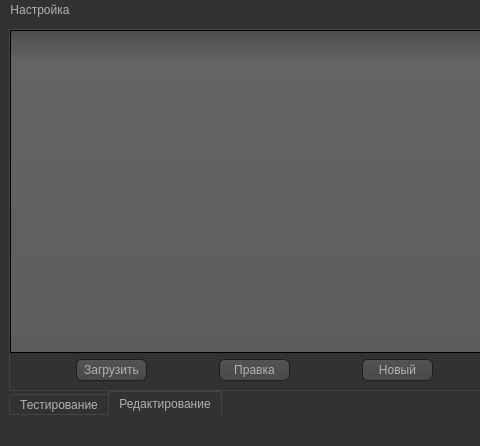
Qt form mainwindow.ui (BMUlyashev/f1772) before a commit; both pictures show x 0 to 480 and y 0 to 446 of the 939 by 446 pixel window.
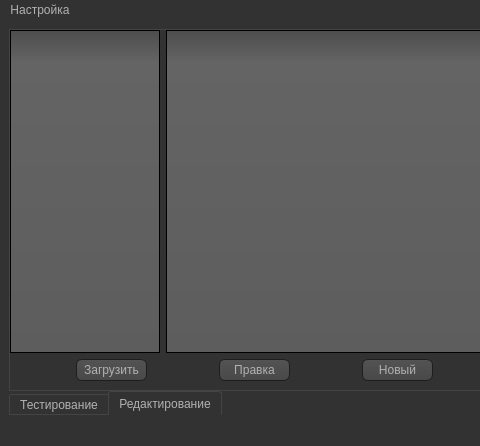
The same form after that commit. The open tabs and pages were chosen to show the change. Icons and pictures are not drawn.

Commit message: Add Style. Save name channel

Diff of the .ui file:
```diff
--- a/mainwindow.ui
+++ b/mainwindow.ui
@@ -98,6 +98,101 @@
     /*border: 2px solid QLinearGradient( x1: 0, y1: 0, x2: 0, y2: 1, stop: 0 #ffa02f, stop: 1 #d7801a);*/
 }
 
+/* QSpinBox*/
+/*-----QSpinBox &amp; QDateTimeEdit-----*/
+QSpinBox,
+QDateTimeEdit 
+{
+    background-color: #131313;
+	color : #eee;
+	border: 1px solid #343434;
+	padding: 3px;
+	padding-left: 5px;
+    border-radius : 2px;
+
+}
+
+
+QSpinBox::up-button, 
+QDateTimeEdit::up-button
+{
+	border-top-right-radius:2px;
+	background-color: #777777;
+    width: 16px; 
+    border-width: 1px;
+
+}
+
+
+QSpinBox::up-button:hover, 
+QDateTimeEdit::up-button:hover
+{
+	background-color: #585858;
+
+}
+
+
+QSpinBox::up-button:pressed, 
+QDateTimeEdit::up-button:pressed
+{
+	background-color: #252525;
+    width: 16px; 
+    border-width: 1px;
+
+}
+
+
+QSpinBox::up-arrow,
+QDateTimeEdit::up-arrow
+{
+    image: url(:/img/img/arrowUp.png);
+    width: 7px;
+    height: 7px;
+
+}
+
+
+QSpinBox::down-button, 
+QDateTimeEdit::down-button
+{
+	border-bottom-right-radius:2px;
+	background-color: #777777;
+    width: 16px; 
+    border-width: 1px;
+
+}
+
+
+QSpinBox::down-button:hover, 
+QDateTimeEdit::down-button:hover
+{
+	background-color: #585858;
+
+}
+
+
+QSpinBox::down-button:pressed, 
+QDateTimeEdit::down-button:pressed
+{
+	background-color: #252525;
+    width: 16px; 
+    border-width: 1px;
+
+}
+
+
+QSpinBox::down-arrow,
+QDateTimeEdit::down-arrow
+{
+    image: url(:/img/img/arrowDown.png);
+    width: 7px;
+    height: 7px;
+
+}
+
+
+/*--------------*/
+
 QLineEdit
 {
     background-color: QLinearGradient( x1: 0, y1: 0, x2: 0, y2: 1, stop: 0 #4d4d4d, stop: 0 #646464, stop: 1 #5d5d5d);
@@ -346,7 +441,7 @@
 QToolBar::handle
 {
      spacing: 3px; /* spacing between items in the tool bar */
-     background: url(:/img/img/points.png);
+     background: url(:/images/handle.png);
 }
 
 QMenu::separator
@@ -486,13 +581,22 @@
        <enum>QTabWidget::South</enum>
       </property>
       <property name="currentIndex">
-       <number>0</number>
+       <number>1</number>
       </property>
       <widget class="QWidget" name="tab">
        <attribute name="title">
         <string>Тестирование</string>
        </attribute>
        <layout class="QGridLayout" name="gridLayout_3">
+        <property name="leftMargin">
+         <number>0</number>
+        </property>
+        <property name="topMargin">
+         <number>0</number>
+        </property>
+        <property name="rightMargin">
+         <number>0</number>
+        </property>
         <item row="0" column="0">
          <widget class="QTableWidget" name="tableWidget">
           <property name="selectionBehavior">
@@ -667,10 +771,29 @@
         <property name="rightMargin">
          <number>0</number>
         </property>
-        <property name="bottomMargin">
-         <number>9</number>
-        </property>
         <item row="0" column="0">
+         <widget class="QTableView" name="tableChannelName">
+          <property name="minimumSize">
+           <size>
+            <width>150</width>
+            <height>0</height>
+           </size>
+          </property>
+          <property name="maximumSize">
+           <size>
+            <width>150</width>
+            <height>16777215</height>
+           </size>
+          </property>
+          <attribute name="horizontalHeaderMinimumSectionSize">
+           <number>20</number>
+          </attribute>
+          <attribute name="verticalHeaderVisible">
+           <bool>false</bool>
+          </attribute>
+         </widget>
+        </item>
+        <item row="0" column="1">
          <widget class="QTableView" name="tableViewConfig">
           <property name="styleSheet">
            <string notr="true"/>
@@ -683,7 +806,7 @@
           </attribute>
          </widget>
         </item>
-        <item row="1" column="0">
+        <item row="1" column="0" colspan="2">
          <layout class="QHBoxLayout" name="horizontalLayout">
           <item>
            <spacer name="horizontalSpacer">
```
The commit also changes 10 other files.
